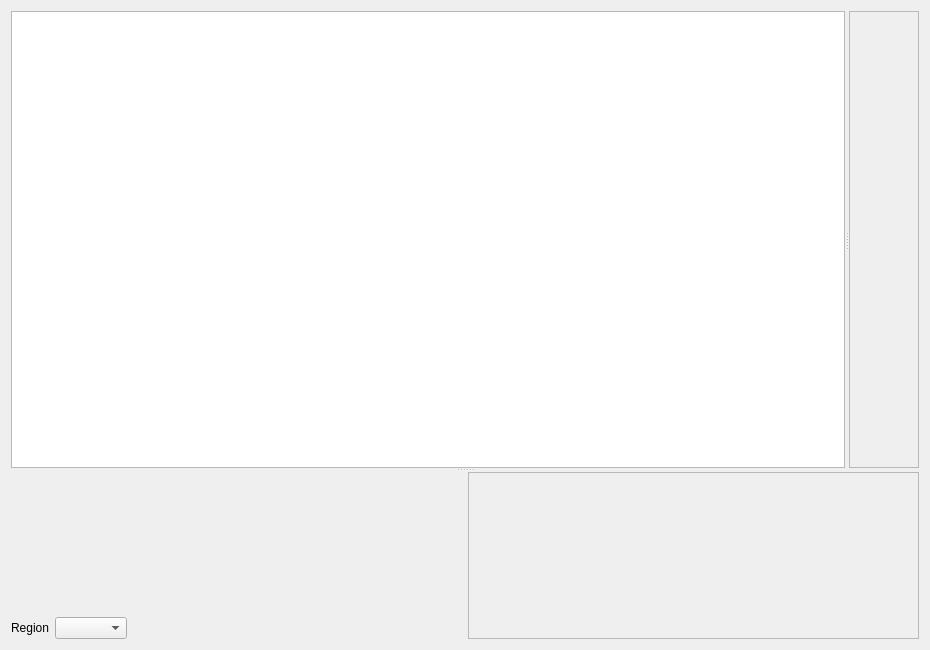
Before: the Qt Designer form resources/designer_ui/resultswidget.ui in jonathanHuwP/CrystalGrowthTracker, drawn with Qt 5.
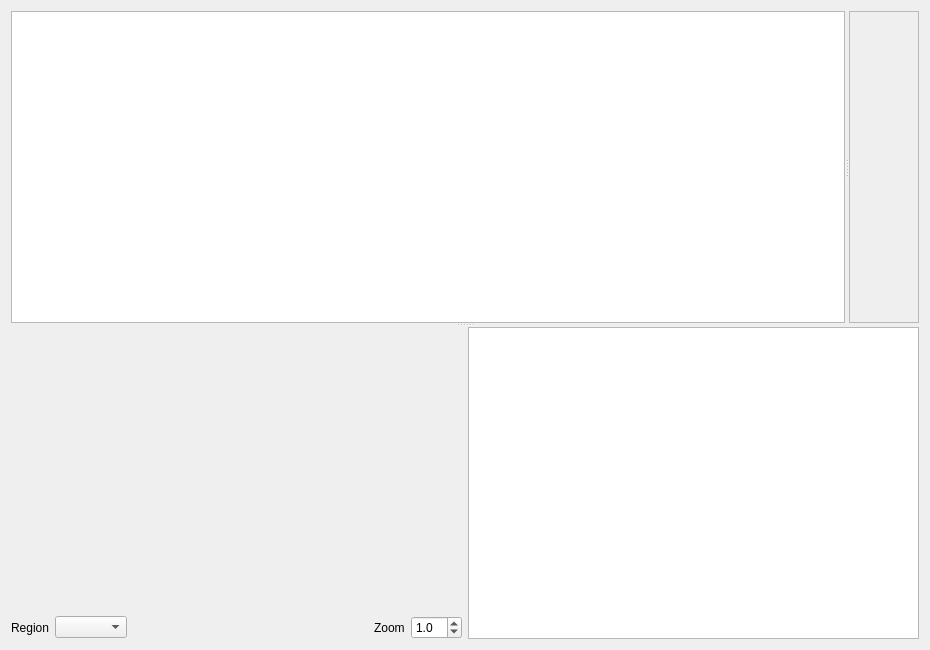
After: the same form once the commit is applied.

Commit message: display region now working

```diff
--- a/resources/designer_ui/resultswidget.ui
+++ b/resources/designer_ui/resultswidget.ui
@@ -34,13 +34,13 @@
           <x>0</x>
           <y>0</y>
           <width>105</width>
-          <height>392</height>
+          <height>305</height>
          </rect>
         </property>
        </widget>
       </widget>
      </widget>
-     <widget class="QWidget" name="">
+     <widget class="QWidget" name="layoutWidget">
       <layout class="QHBoxLayout" name="horizontalLayout_2">
        <item>
         <layout class="QVBoxLayout" name="verticalLayout">
@@ -82,26 +82,38 @@
              </property>
             </spacer>
            </item>
+           <item>
+            <widget class="QLabel" name="label_2">
+             <property name="text">
+              <string>Zoom</string>
+             </property>
+            </widget>
+           </item>
+           <item>
+            <widget class="QDoubleSpinBox" name="_zoomSpinBox">
+             <property name="decimals">
+              <number>1</number>
+             </property>
+             <property name="minimum">
+              <double>0.100000000000000</double>
+             </property>
+             <property name="maximum">
+              <double>99.000000000000000</double>
+             </property>
+             <property name="singleStep">
+              <double>0.100000000000000</double>
+             </property>
+             <property name="value">
+              <double>1.000000000000000</double>
+             </property>
+            </widget>
+           </item>
           </layout>
          </item>
         </layout>
        </item>
        <item>
-        <widget class="QScrollArea" name="_regionScrollArea">
-         <property name="widgetResizable">
-          <bool>true</bool>
-         </property>
-         <widget class="QWidget" name="scrollAreaWidgetContents">
-          <property name="geometry">
-           <rect>
-            <x>0</x>
-            <y>0</y>
-            <width>444</width>
-            <height>219</height>
-           </rect>
-          </property>
-         </widget>
-        </widget>
+        <widget class="QGraphicsView" name="_regionView"/>
        </item>
       </layout>
      </widget>
```
Left out of the diff: 16 changed lines with no effect on the pictures. The commit also changes 3 other files.
